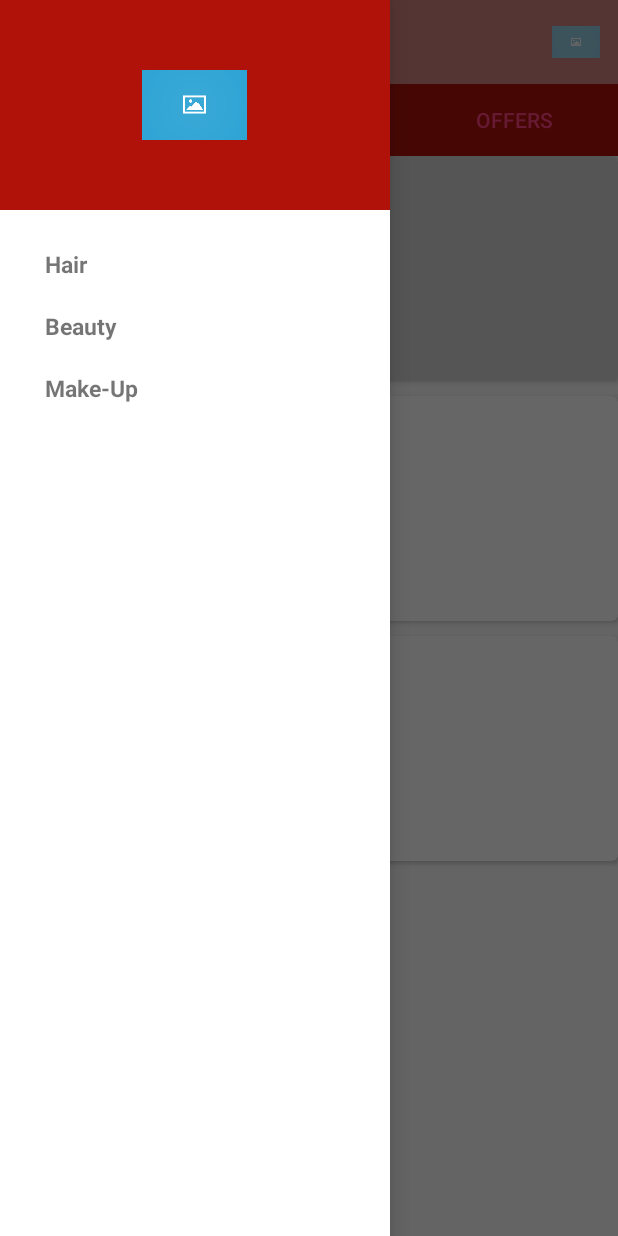
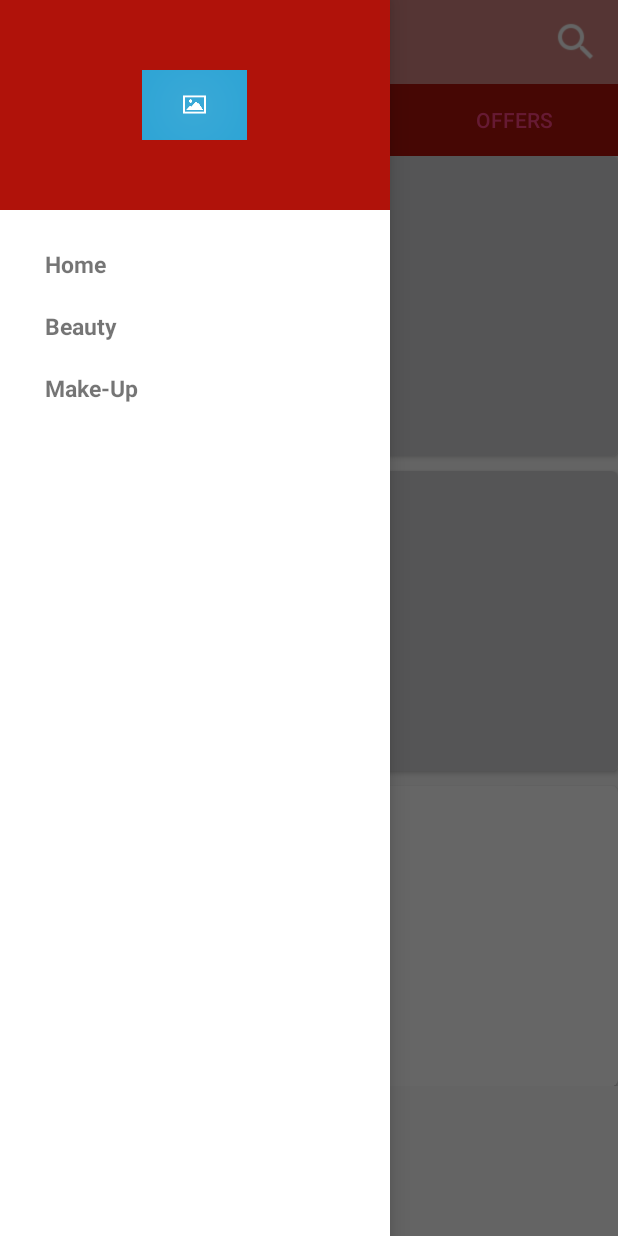
Before and after one commit to SeasonFour/Mtindo, an Android app: the screen it shows after launch (MainActivity), with the side drawer open, on a phone screen of 412 x 824 dp. Run offline under Robolectric (Android 15) with nearby library versions, the phone set to English and light mode, and no system bars; pictures from the network do not load.

Commit message:
Refine UI

```diff
--- a/app/src/main/java/com/example/hulk/mtindo/Createstore.java
+++ b/app/src/main/java/com/example/hulk/mtindo/Createstore.java
@@ -35,7 +35,7 @@ public class Createstore extends AppCompatActivity {
 
     //spinner variables
     private static final String ERROR_MSG = "Very very very long error message to get scrolling or multiline animation when the error button is clicked";
-    private static final String[] ITEMS = {"Hair", "Beauty", "Makeup"};
+    private static final String[] ITEMS = {"Mtindo", "Beauty", "Makeup"};
 
     //Declare adapter
     private ArrayAdapter<String> adapter;
--- a/app/src/main/java/com/example/hulk/mtindo/MainActivity.java
+++ b/app/src/main/java/com/example/hulk/mtindo/MainActivity.java
@@ -51,7 +51,7 @@ public class MainActivity extends ActionBarActivity implements OneFragmentDrawer
 
         mFragmentManager = getSupportFragmentManager();
         mFragmentTransaction = mFragmentManager.beginTransaction();
-     /*   mFragmentTransaction.replace(R.id.containerView,new Hair()).commit();*/
+     /*   mFragmentTransaction.replace(R.id.containerView,new Mtindo()).commit();*/
 
     }
 
@@ -96,16 +96,16 @@ public class MainActivity extends ActionBarActivity implements OneFragmentDrawer
         String title = getString(R.string.app_name);
         switch (position) {
             case 0:
-                fragment = new Hair();
-                title = getString(R.string.title_home);
+                fragment = new Mtindo();
+                title = "Mtindo";
                 break;
             case 1:
                 fragment = new OneFragment();
-                title = getString(R.string.title_friends);
+                title ="Beauty";
                 break;
             case 2:
                 fragment = new TwoFragment();
-                title = getString(R.string.title_messages);
+                title = "Make-up";
                 break;
             default:
                 break;
--- a/app/src/main/java/com/example/hulk/mtindo/Hair.java
+++ b/app/src/main/java/com/example/hulk/mtindo/Mtindo.java
@@ -11,7 +11,7 @@ import android.view.LayoutInflater;
 import android.view.View;
 import android.view.ViewGroup;
 
-public class Hair extends Fragment {
+public class Mtindo extends Fragment {
 
     public static TabLayout tabLayout;
     public static ViewPager viewPager;
@@ -23,7 +23,7 @@ public class Hair extends Fragment {
         /**
          *Inflate tab_layout and setup Views.
          */
-        View x =  inflater.inflate(R.layout.activity_hair,null);
+        View x =  inflater.inflate(R.layout.activity_mtindo,null);
         tabLayout = (TabLayout) x.findViewById(R.id.tabs);
         viewPager = (ViewPager) x.findViewById(R.id.viewpager);
 
--- a/app/src/main/java/com/example/hulk/mtindo/OneFragment.java
+++ b/app/src/main/java/com/example/hulk/mtindo/OneFragment.java
@@ -1,22 +1,16 @@
 package com.example.hulk.mtindo;
+
+import android.os.Bundle;
+import android.support.v4.app.Fragment;
+import android.view.LayoutInflater;
+import android.view.View;
+import android.view.ViewGroup;
 
 /**
  * Created by maureen on 12/10/15.
  */
 
-import android.content.Intent;
-import android.os.Bundle;
-import android.support.v4.app.Fragment;
-import android.support.v7.widget.CardView;
-import android.view.LayoutInflater;
-import android.view.View;
-import android.view.ViewGroup;
-import android.widget.ImageView;
-
-import com.squareup.picasso.Picasso;
-
-
-public class OneFragment extends Fragment{
+/*public class OneFragment extends Fragment{
 View picview;
 
     public OneFragment() {
@@ -48,7 +42,7 @@ View picview;
 
             @Override
             public void onClick(View v) {
-                Intent i = new Intent(getActivity(), Hair.class);
+                Intent i = new Intent(getActivity(), Mtindo.class);
                 getActivity().startActivity(i);
 
             }
@@ -62,4 +56,24 @@ View picview;
 
     }
 
+}*/
+
+public class OneFragment extends Fragment {
+
+    public OneFragment() {
+        // Required empty public constructor
+    }
+
+    @Override
+    public void onCreate(Bundle savedInstanceState) {
+        super.onCreate(savedInstanceState);
+    }
+
+    @Override
+    public View onCreateView(LayoutInflater inflater, ViewGroup container,
+                             Bundle savedInstanceState) {
+        // Inflate the layout for this fragment
+        return inflater.inflate(R.layout.fragment_one, container, false);
+    }
+
 }
--- a/app/src/main/java/com/example/hulk/mtindo/Post_update.java
+++ b/app/src/main/java/com/example/hulk/mtindo/Post_update.java
@@ -8,7 +8,7 @@ import fr.ganfra.materialspinner.MaterialSpinner;
 
 public class Post_update extends AppCompatActivity {
     private static final String ERROR_MSG = "True";
-    private static final String[] ITEMS = {"Hair", "Beauty", "Make up"};
+    private static final String[] ITEMS = {"Mtindo", "Beauty", "Make up"};
 
     private ArrayAdapter<String> adapter;
 
--- a/app/src/main/java/com/example/hulk/mtindo/TwoFragment.java
+++ b/app/src/main/java/com/example/hulk/mtindo/TwoFragment.java
@@ -50,17 +50,6 @@ public class TwoFragment extends Fragment /*implements View.OnClickListener*/{
 
 
 
- /*       rootView=inflater.inflate(R.layout.fragment_two, container, false);
-        Button  postButton = (Button)rootView .findViewById(R.id.button2);
-        postButton.setOnClickListener(new View.OnClickListener() {
-
-            @Override
-            public void onClick(View v) {
-                Intent j = new Intent(getActivity(),Post_update.class);
-                getActivity().startActivity(j);
-
-            }
-        });*/
 
 
 
--- a/app/src/main/res/layout/activity_hair.xml
+++ b/app/src/main/res/layout/activity_mtindo.xml
@@ -19,8 +19,8 @@
             app:tabGravity="fill"
             app:tabMode="fixed"
             android:background="@color/colorPrimary"
-            app:tabIndicatorColor="@color/colorAccent"
-            app:tabSelectedTextColor="@color/colorAccent"
+            app:tabIndicatorColor="@color/textColorPrimary"
+            app:tabSelectedTextColor="@color/textColorPrimary"
             app:tabTextColor="@color/colorAccent"
             android:layout_width="match_parent"
             android:layout_height="wrap_content">
--- a/app/src/main/res/menu/menu_main.xml
+++ b/app/src/main/res/menu/menu_main.xml
@@ -11,7 +11,7 @@
         android:id="@+id/action_search"
         android:title="@string/action_search"
         android:orderInCategory="100"
-        android:icon="@drawable/image"
+        android:icon="@drawable/icsearchwhite"
         app:showAsAction="ifRoom" />
 
 
--- a/app/src/main/res/values/strings.xml
+++ b/app/src/main/res/values/strings.xml
@@ -24,19 +24,19 @@
     <string name="drawer_open">Open</string>
     <string name="drawer_close">Close</string>
 
-    <string name="nav_item_home">Hair</string>
-    <string name="nav_item_friends">Beauty</string>
-    <string name="nav_item_notifications">Make-Up</string>
+    <string name="nav_item_home">Home</string>
+    <string name="nav_item_Beauty">Beauty</string>
+    <string name="nav_item_Makeup">Make-Up</string>
 
     <!-- navigation drawer item labels  -->
     <string-array name="nav_drawer_labels">
         <item>@string/nav_item_home</item>
-        <item>@string/nav_item_friends</item>
-        <item>@string/nav_item_notifications</item>
+        <item>@string/nav_item_Beauty</item>
+        <item>@string/nav_item_Makeup</item>
     </string-array>
 
-    <string name="title_messages">Make-up</string>
-    <string name="title_friends">Beauty</string>
-    <string name="title_home">Hair</string>
+    <string name="title_Makeup">Make-up</string>
+    <string name="title_Beauty">Beauty</string>
+    <string name="title_home">Home</string>
     <string name="title_activity_homepage">Homepage</string>
 </resources>
```
Also changed, not shown: app/src/main/AndroidManifest.xml (+1 -7 lines), app/src/main/java/com/example/hulk/mtindo/Maint.java (deleted, +0 -183 lines), app/src/main/res/layout/activity_createstore.xml (+7 -5 lines), app/src/main/res/layout/activity_login.xml (+7 -13 lines), app/src/main/res/layout/fragment_one.xml (+15 -10 lines), app/src/main/res/layout/fragment_two.xml (+0 -10 lines), app/src/main/res/layout/maint.xml (deleted, +0 -80 lines), app/src/main/res/drawable/icsearchwhite.png (added).
